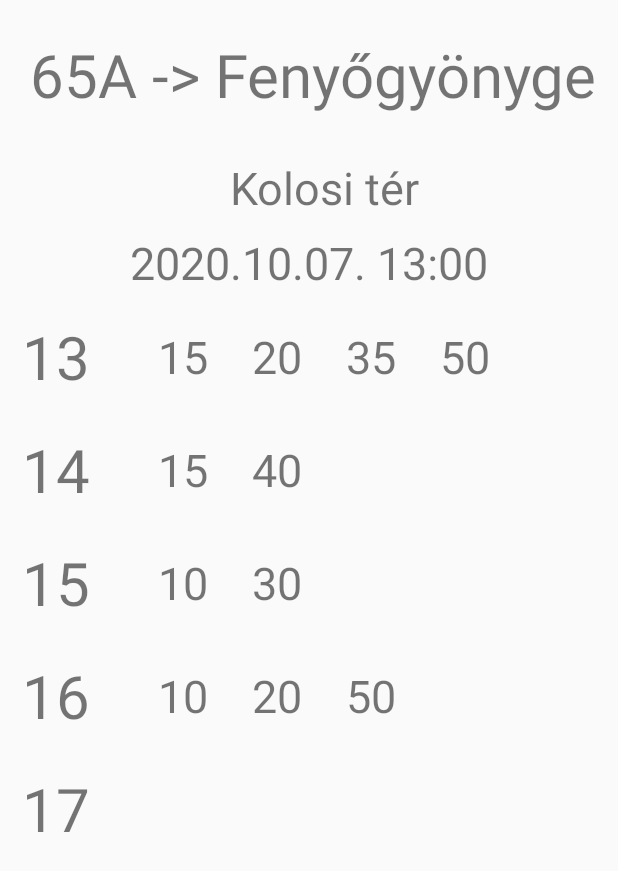
After one commit to FarkaschZoltan/buspal, an Android app: the layout routes.xml on its own in the app's theme, with its tools: preview values and no code run, on a phone screen of 412 x 824 dp. The commit adds this screen. Shown: the top 871 px of the screen. Run offline under Robolectric (Android 15) with nearby library versions, the phone set to English and light mode, and no system bars.

Commit message:
UI design - Routes
+Lines updated

```diff
--- a/app/app/src/main/res/layout/lines.xml
+++ b/app/app/src/main/res/layout/lines.xml
@@ -17,7 +17,8 @@
         android:paddingLeft="20dp"
         android:text="Lines:"
         android:textAlignment="textStart"
-        android:textSize="40dp" />
+        android:textSize="40dp"
+        tools:ignore="RtlCompat" />
 
 
     <!-- 1 -->
--- /dev/null
+++ b/app/app/src/main/res/layout/routes.xml
@@ -0,0 +1,167 @@
+<?xml version="1.0" encoding="utf-8"?>
+<RelativeLayout xmlns:android="http://schemas.android.com/apk/res/android"
+    xmlns:app="http://schemas.android.com/apk/res-auto"
+    xmlns:tools="http://schemas.android.com/tools"
+
+
+    android:layout_width="match_parent"
+    android:layout_height="match_parent"
+    android:orientation="vertical">
+
+
+    <TextView
+        android:id="@+id/vehicle"
+        android:layout_width="match_parent"
+        android:layout_height="100dp"
+        android:gravity="center"
+        android:paddingLeft="20dp"
+        android:text="65A -> Fenyőgyönyge"
+        android:textAlignment="textStart"
+        android:textSize="40dp"
+        tools:ignore="RtlCompat" />
+
+    <TextView
+        android:id="@+id/stop"
+        android:layout_width="match_parent"
+        android:layout_height="50dp"
+        android:gravity="center"
+        android:paddingLeft="20dp"
+        android:layout_below="@id/vehicle"
+        android:text="Kolosi tér"
+        android:textSize="30dp"
+        tools:ignore="RtlCompat" />
+
+    <TextView
+        android:id="@+id/time"
+        android:layout_width="match_parent"
+        android:layout_height="50dp"
+        android:layout_below="@id/stop"
+        android:text="2020.10.07. 13:00"
+        android:gravity="center"
+        android:textSize="30dp" />
+
+    <!--1-->
+    <TextView
+        android:id="@+id/hours"
+        android:layout_width="75dp"
+        android:layout_height="75dp"
+        android:layout_below="@id/time"
+        android:gravity="center"
+        android:text="13"
+        android:textAlignment="center"
+        android:textSize="40dp" />
+
+    <TextView
+        android:id="@+id/mins"
+
+        android:layout_width="match_parent"
+        android:layout_height="75dp"
+        android:layout_below="@id/time"
+        android:layout_toRightOf="@id/hours"
+        android:gravity="center"
+        android:paddingLeft="30dp"
+        android:text="15    20    35    50"
+        android:textAlignment="textStart"
+        android:textSize="30dp"
+        tools:ignore="RtlCompat" />
+
+    <!--2-->
+    <TextView
+        android:id="@+id/hours2"
+        android:layout_width="75dp"
+        android:layout_height="75dp"
+        android:layout_below="@id/hours"
+        android:gravity="center"
+        android:text="14"
+        android:textAlignment="center"
+        android:textSize="40dp" />
+
+    <TextView
+        android:id="@+id/mins2"
+
+        android:layout_width="match_parent"
+        android:layout_height="75dp"
+        android:layout_below="@id/hours"
+        android:layout_toRightOf="@id/hours2"
+        android:gravity="center"
+        android:text="15    40"
+        android:paddingLeft="30dp"
+        android:textAlignment="textStart"
+        android:textSize="30dp"
+        tools:ignore="RtlCompat" />
+
+    <!--3-->
+    <TextView
+        android:id="@+id/hours3"
+        android:layout_width="75dp"
+        android:layout_height="75dp"
+        android:layout_below="@id/hours2"
+        android:gravity="center"
+        android:text="15"
+        android:textAlignment="center"
+        android:textSize="40dp" />
+
+    <TextView
+        android:id="@+id/mins3"
+
+        android:layout_width="match_parent"
+        android:layout_height="75dp"
+        android:layout_below="@id/hours2"
+        android:layout_toRightOf="@id/hours3"
+        android:gravity="center"
+        android:text="10    30"
+        android:paddingLeft="30dp"
+        android:textAlignment="textStart"
+        android:textSize="30dp"
+        tools:ignore="RtlCompat" />
+
+    <!--4-->
+    <TextView
+        android:id="@+id/hours4"
+        android:layout_width="75dp"
+        android:layout_height="75dp"
+        android:layout_below="@id/hours3"
+        android:gravity="center"
+        android:text="16"
+        android:textAlignment="center"
+        android:textSize="40dp" />
+
+    <TextView
+        android:id="@+id/mins4"
+
+        android:layout_width="match_parent"
+        android:layout_height="75dp"
+        android:layout_below="@id/hours3"
+        android:layout_toRightOf="@id/hours4"
+        android:gravity="center"
+        android:text="10    20    50"
+        android:paddingLeft="30dp"
+        android:textAlignment="textStart"
+        android:textSize="30dp"
+        tools:ignore="RtlCompat" />
+
+    <!--5-->
+    <TextView
+        android:id="@+id/hours5"
+        android:layout_width="75dp"
+        android:layout_height="75dp"
+        android:layout_below="@id/hours4"
+        android:gravity="center"
+        android:text="17"
+        android:textAlignment="center"
+        android:textSize="40dp" />
+
+    <TextView
+        android:id="@+id/mins5"
+
+        android:layout_width="match_parent"
+        android:layout_height="75dp"
+        android:layout_below="@id/hours4"
+        android:layout_toRightOf="@id/hours5"
+        android:gravity="center"
+        android:text=""
+        android:paddingLeft="30dp"
+        android:textAlignment="textStart"
+        android:textSize="30dp"
+        tools:ignore="RtlCompat" />
+</RelativeLayout>
```
